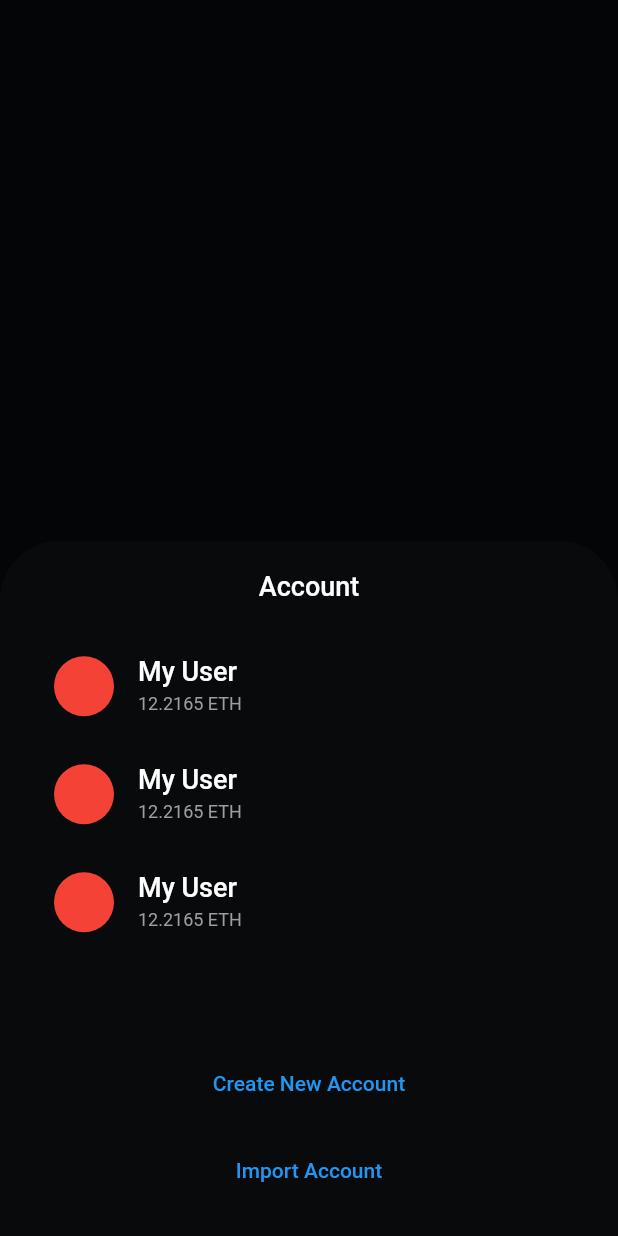
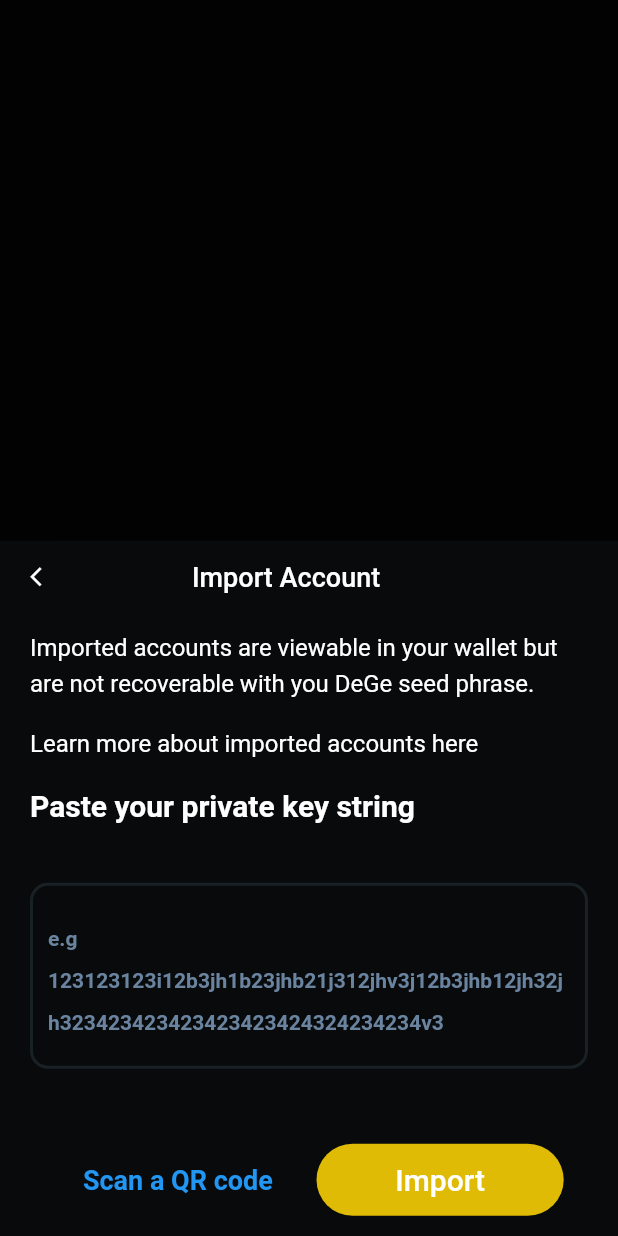
Before and after one commit to umarwaseeem/Digital-Wallet-UI-Flutter, a Flutter app: what accountBottomSheet() shows on an empty page, opened directly, after a tap on "Import Account", on a phone screen of 412 x 824 dp. Run offline on Flutter 3.47's test engine with Material 2 defaults, Android fonts, the phone set to English and light mode, and no system bars; our stand-ins replace qr_flutter, smooth_page_indicator; Roboto replaces fonts that are missing (Archivo).

Commit message:
few more things

```diff
--- a/lib/main.dart
+++ b/lib/main.dart
@@ -1,5 +1,6 @@
 import 'package:flutter/material.dart';
 import 'package:leew_wallet/screens/home_screen/home_screen.dart';
+import 'package:leew_wallet/screens/walkthrough_screens/walkthrough.dart';
 
 import 'screens/wallet_setup/by_seed_phrase/screens/seed_phrase.dart';
 import 'screens/wallet_setup/wallet_setup.dart';
@@ -16,7 +17,7 @@ class MyApp extends StatelessWidget {
     return MaterialApp(
       debugShowCheckedModeBanner: false,
       title: 'Leew Wallet',
-      home: const HomeScreen(),
+      home: const Walkthrough(),
       theme: ThemeData(
         fontFamily: "Archivo",
         scaffoldBackgroundColor: const Color.fromRGBO(8, 10, 12, 1),
--- a/lib/screens/home_screen/screens/widgets/account_bottom_sheet.dart
+++ b/lib/screens/home_screen/screens/widgets/account_bottom_sheet.dart
@@ -2,6 +2,7 @@ import 'package:flutter/material.dart';
 
 import 'account_tile.dart';
 import 'create_new_account_bottom_sheet.dart';
+import 'import_account_bottom_sheet.dart';
 
 Future<dynamic> accountBottomSheet(BuildContext context) {
   return showModalBottomSheet(
@@ -60,7 +61,9 @@ Future<dynamic> accountBottomSheet(BuildContext context) {
               "Import Account",
               style: TextStyle(fontWeight: FontWeight.w500),
             ),
-            onPressed: () {},
+            onPressed: () {
+              importAccontBottomSheet(context);
+            },
           ),
           const SizedBox(height: 20),
         ],
--- a/lib/screens/home_screen/screens/widgets/create_new_account_bottom_sheet.dart
+++ b/lib/screens/home_screen/screens/widgets/create_new_account_bottom_sheet.dart
@@ -19,6 +19,7 @@ Future<dynamic> createNewAccountBottomSheet(BuildContext context) {
                     },
                     icon: const Icon(
                       Icons.arrow_back_ios_new_sharp,
+                      size: 15,
                       color: Colors.white,
                     ),
                   ),
@@ -88,7 +89,7 @@ Future<dynamic> createNewAccountBottomSheet(BuildContext context) {
                 ),
               ),
               Container(
-                margin: const EdgeInsets.only(top: 50),
+                margin: const EdgeInsets.only(top: 50, bottom: 30),
                 child: Button(
                   text: "Create",
                   buttonColor: const Color.fromRGBO(223, 187, 6, 1),
--- /dev/null
+++ b/lib/screens/home_screen/screens/widgets/import_account_bottom_sheet.dart
@@ -0,0 +1,153 @@
+import 'package:flutter/material.dart';
+
+import '../../../../util/button.dart';
+import '../QRSceen.dart';
+
+importAccontBottomSheet(BuildContext context) {
+  return showModalBottomSheet(
+      backgroundColor: const Color.fromRGBO(8, 10, 12, 1),
+      context: context,
+      builder: (context) {
+        return SingleChildScrollView(
+          child: Column(
+            crossAxisAlignment: CrossAxisAlignment.center,
+            children: [
+              Row(
+                children: [
+                  IconButton(
+                    onPressed: () {
+                      Navigator.pop(context);
+                    },
+                    icon: const Icon(
+                      Icons.arrow_back_ios_new_sharp,
+                      size: 15,
+                      color: Colors.white,
+                    ),
+                  ),
+                  const SizedBox(width: 80),
+                  const Text(
+                    "Import Account",
+                    style: TextStyle(
+                      color: Colors.white,
+                      fontSize: 18,
+                      fontWeight: FontWeight.w500,
+                    ),
+                  ),
+                ],
+              ),
+              Container(
+                alignment: Alignment.centerLeft,
+                margin:
+                    const EdgeInsets.symmetric(horizontal: 20, vertical: 10),
+                child: const Text(
+                  "Imported accounts are viewable in your wallet but are not recoverable with you DeGe seed phrase.",
+                  style: TextStyle(
+                    height: 1.5,
+                    color: Colors.white,
+                    fontSize: 16,
+                  ),
+                ),
+              ),
+              Container(
+                alignment: Alignment.centerLeft,
+                margin:
+                    const EdgeInsets.symmetric(horizontal: 20, vertical: 10),
+                child: const Text(
+                  "Learn more about imported accounts here",
+                  style: TextStyle(
+                    color: Colors.white,
+                    fontSize: 16,
+                  ),
+                ),
+              ),
+              Container(
+                alignment: Alignment.centerLeft,
+                margin: const EdgeInsets.only(left: 20, right: 20, top: 10),
+                child: const Text(
+                  "Paste your private key string",
+                  style: TextStyle(
+                    color: Colors.white,
+                    fontSize: 20,
+                    fontWeight: FontWeight.w600,
+                  ),
+                ),
+              ),
+              const SizedBox(height: 40),
+              Container(
+                margin: const EdgeInsets.only(
+                  left: 20,
+                  right: 20,
+                  top: 0,
+                ),
+                child: TextFormField(
+                  minLines: 3,
+                  maxLines: 3,
+                  decoration: InputDecoration(
+                    hintText:
+                        "e.g\n123123123i12b3jh1b23jhb21j312jhv3j12b3jhb12jh32jh323423423423423423424324234234v3",
+                    hintStyle: const TextStyle(
+                      height: 2,
+                      fontSize: 14,
+                      fontWeight: FontWeight.w700,
+                      color: Color.fromRGBO(106, 132, 160, 1),
+                    ),
+                    focusedBorder: OutlineInputBorder(
+                      borderRadius: BorderRadius.circular(12.0),
+                      borderSide: const BorderSide(
+                        color: Colors.yellow,
+                      ),
+                    ),
+                    enabledBorder: OutlineInputBorder(
+                      borderRadius: BorderRadius.circular(12.0),
+                      borderSide: BorderSide(
+                        color: Colors.blueGrey.withOpacity(0.2),
+                        width: 2.0,
+                      ),
+                    ),
+                  ),
+                ),
+              ),
+              Container(
+                margin: const EdgeInsets.only(bottom: 50, top: 50),
+                child: Row(
+                  mainAxisAlignment: MainAxisAlignment.center,
+                  children: [
+                    SizedBox(
+                      width: MediaQuery.of(context).size.width * 0.4,
+                      child: TextButton(
+                        onPressed: () {
+                          Navigator.push(
+                            context,
+                            MaterialPageRoute(
+                              builder: (context) => const QRScreen(),
+                            ),
+                          );
+                        },
+                        child: const Text(
+                          "Scan a QR code",
+                          style: TextStyle(
+                            color: Colors.blue,
+                            fontSize: 18,
+                            fontWeight: FontWeight.w600,
+                          ),
+                        ),
+                      ),
+                    ),
+                    const SizedBox(width: 10),
+                    SizedBox(
+                      width: MediaQuery.of(context).size.width * 0.4,
+                      child: Button(
+                        text: "Import",
+                        buttonColor: const Color.fromRGBO(223, 187, 6, 1),
+                        onPressed: () {},
+                        textColor: Colors.white,
+                      ),
+                    ),
+                  ],
+                ),
+              )
+            ],
+          ),
+        );
+      });
+}
--- a/lib/util/button.dart
+++ b/lib/util/button.dart
@@ -10,7 +10,8 @@ class Button extends StatelessWidget {
     Key? key,
     required this.text,
     required this.buttonColor,
-    required this.onPressed, required this.textColor,
+    required this.onPressed,
+    required this.textColor,
   }) : super(key: key);
 
   @override
@@ -34,9 +35,9 @@ class Button extends StatelessWidget {
         ),
         child: Text(
           text,
-          style:  TextStyle(
+          style: TextStyle(
             color: textColor,
-            fontWeight: FontWeight.w400,
+            fontWeight: FontWeight.w500,
             fontSize: 20,
           ),
         ),
--- a/pubspec.yaml
+++ b/pubspec.yaml
@@ -27,6 +27,7 @@ dependencies:
 
   cupertino_icons: ^1.0.2
   smooth_page_indicator: ^1.0.0+2
+  qr_flutter: ^4.0.0
 
 dev_dependencies:
   flutter_test:
```
Also changed, not shown: lib/screens/home_screen/screens/QRSceen.dart (added, +75 -0 lines), lib/screens/home_screen/widgets/text_with_button.dart (+21 -1 lines), pubspec.lock.
